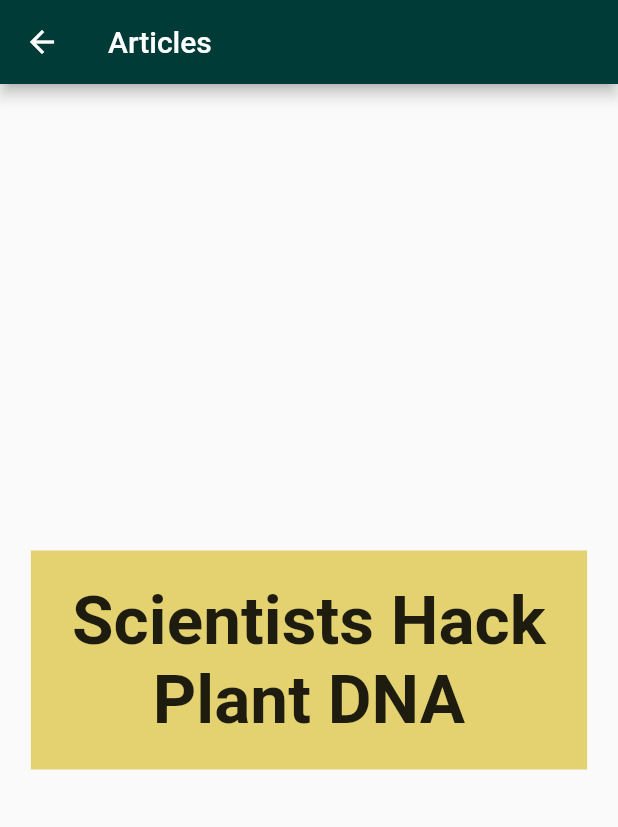
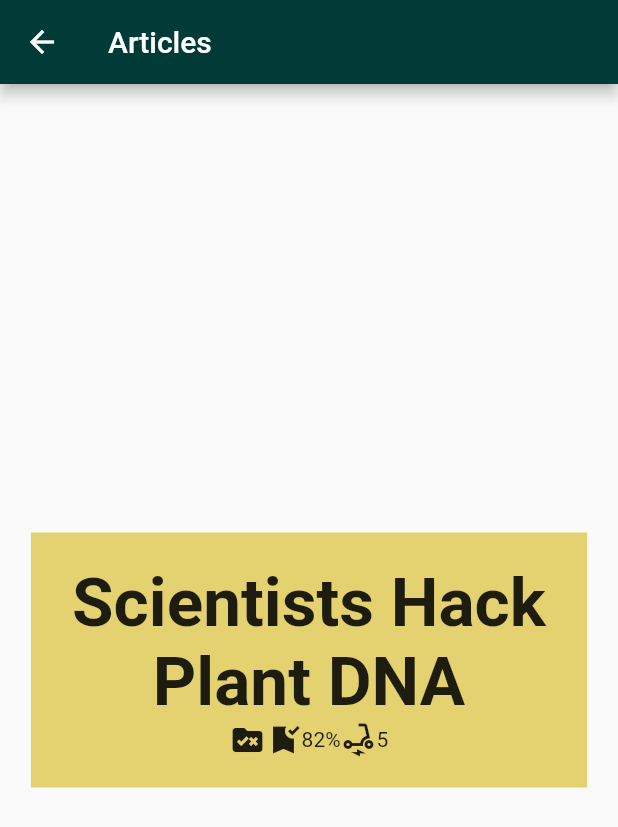
Before and after one commit to aviggiano836/FakeNews, a Flutter app: the ArticlePage screen opened directly, on a phone screen of 412 x 824 dp. Shown: the top 827 px of the screen. Run offline on Flutter 3.47's test engine with Material 2 defaults, Android fonts, the phone set to English and light mode, and no system bars; Roboto replaces fonts that are missing (Helvetica).

Commit message:
Added icons to article page

```diff
--- a/know_good_news/lib/screens/articles_screen.dart
+++ b/know_good_news/lib/screens/articles_screen.dart
@@ -1,3 +1,5 @@
+import 'dart:io';
+
 import 'package:flutter/material.dart';
 import 'package:know_good_news/styles/color_styles.dart';
 
@@ -37,7 +39,36 @@ class _ArticlePageState extends State<ArticlePage>{
                         fontWeight: FontWeight.bold
                       ),
                       textAlign: TextAlign.center,
-
+                    ),
+                    Row(
+                      mainAxisAlignment: MainAxisAlignment.center,
+                      children: <Widget>[
+                        Column(
+                          children: <Widget>[
+                            Icon(IconData(0xe548, fontFamily: 'MaterialIcons')),
+                          ],
+                        ),
+                        Column(
+                          children: [
+                            Row(
+                              children: <Widget>[
+                                Icon(IconData(0xe7ef, fontFamily: 'MaterialIcons')),
+                                Text("82%"),
+                              ],
+                            ),
+                          ]
+                        ),
+                        Column(
+                          children: [
+                            Row(
+                              children: <Widget>[
+                                Icon(IconData(0xe227, fontFamily: 'MaterialIcons')),
+                                Text("5")
+                              ],
+                            ),
+                          ]
+                        ),
+                      ],
                     ),
                   ],
                 ),
```
Also changed, not shown: know_good_news/lib/media/food_icon.svg (added), know_good_news/lib/media/health_icon.svg (added), know_good_news/lib/media/politics_icon.svg (added), know_good_news/lib/media/science_icon.svg (added), know_good_news/lib/media/sports_icon.svg (added), know_good_news/lib/media/tech_icon.svg (added).
